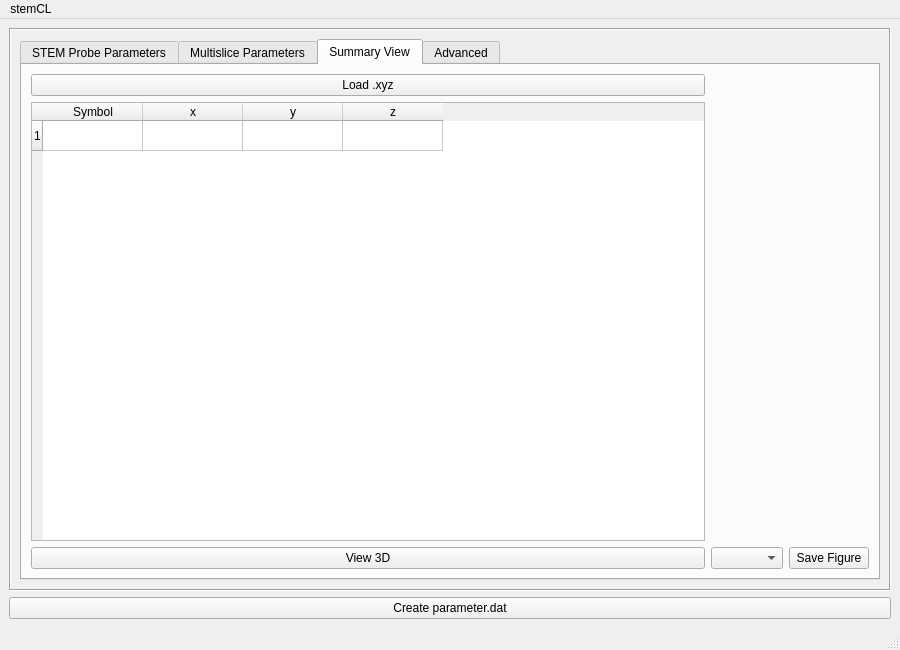
Old version of the form form.ui in the repository harripj/stemCL-GUI.
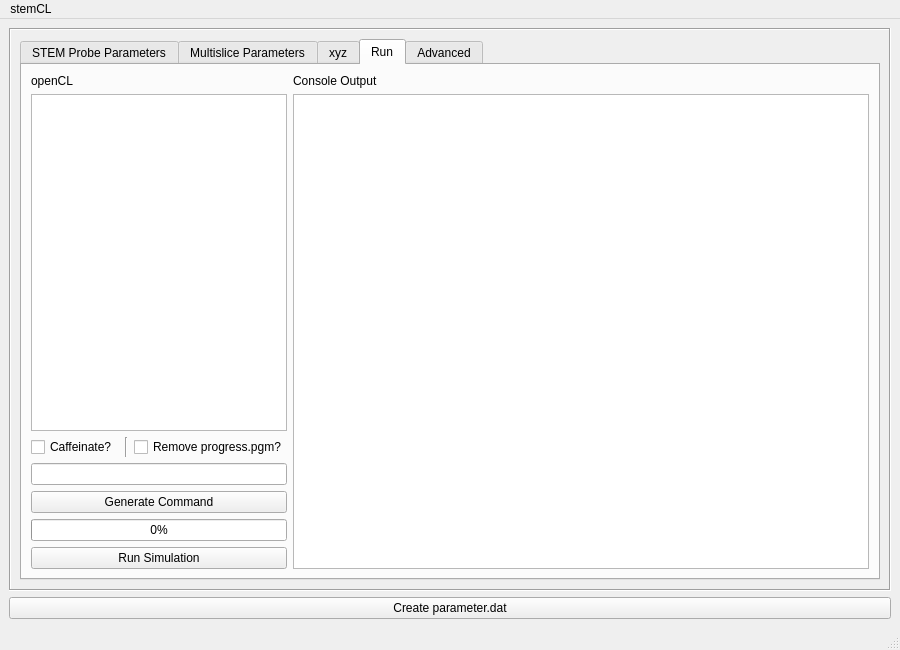
New version of the form.

The edit to the form file:
```diff
--- a/form.ui
+++ b/form.ui
@@ -26,8 +26,8 @@
      <height>200</height>
     </size>
    </property>
-   <layout class="QVBoxLayout" name="verticalLayout">
-    <item>
+   <layout class="QGridLayout" name="gridLayout_9">
+    <item row="0" column="0">
      <widget class="QFrame" name="frame">
       <property name="sizePolicy">
        <sizepolicy hsizetype="MinimumExpanding" vsizetype="MinimumExpanding">
@@ -42,10 +42,13 @@
        <enum>QFrame::Sunken</enum>
       </property>
       <layout class="QGridLayout" name="gridLayout_7">
-       <item row="0" column="1">
+       <item row="0" column="0">
         <widget class="QTabWidget" name="tabWidget">
          <property name="currentIndex">
-          <number>2</number>
+          <number>3</number>
+         </property>
+         <property name="elideMode">
+          <enum>Qt::ElideMiddle</enum>
          </property>
          <widget class="QWidget" name="tab_probe">
           <attribute name="title">
@@ -1252,7 +1255,7 @@
          </widget>
          <widget class="QWidget" name="tab_summary">
           <attribute name="title">
-           <string>Summary View</string>
+           <string>xyz</string>
           </attribute>
           <layout class="QGridLayout" name="gridLayout_2">
            <item row="0" column="0">
@@ -1330,6 +1333,92 @@
            </item>
           </layout>
          </widget>
+         <widget class="QWidget" name="tab_run">
+          <attribute name="title">
+           <string>Run</string>
+          </attribute>
+          <layout class="QGridLayout" name="gridLayout_13">
+           <item row="4" column="0" colspan="3">
+            <widget class="QPushButton" name="pushButton_generate_command">
+             <property name="text">
+              <string>Generate Command</string>
+             </property>
+            </widget>
+           </item>
+           <item row="3" column="0" colspan="3">
+            <widget class="QLineEdit" name="lineEdit_run_command">
+             <property name="readOnly">
+              <bool>true</bool>
+             </property>
+            </widget>
+           </item>
+           <item row="2" column="0">
+            <widget class="QCheckBox" name="checkBox_caffeinate">
+             <property name="text">
+              <string>Caffeinate?</string>
+             </property>
+            </widget>
+           </item>
+           <item row="6" column="0" colspan="3">
+            <widget class="QPushButton" name="pushButton_run_command">
+             <property name="text">
+              <string>Run Simulation</string>
+             </property>
+            </widget>
+           </item>
+           <item row="1" column="0" colspan="3">
+            <widget class="QTreeView" name="treeView_openCL"/>
+           </item>
+           <item row="2" column="1">
+            <widget class="Line" name="line_5">
+             <property name="orientation">
+              <enum>Qt::Vertical</enum>
+             </property>
+            </widget>
+           </item>
+           <item row="0" column="0">
+            <widget class="QLabel" name="label_46">
+             <property name="text">
+              <string>openCL</string>
+             </property>
+            </widget>
+           </item>
+           <item row="1" column="8" rowspan="6">
+            <widget class="QTextEdit" name="textEdit_console">
+             <property name="readOnly">
+              <bool>true</bool>
+             </property>
+             <property name="acceptRichText">
+              <bool>true</bool>
+             </property>
+            </widget>
+           </item>
+           <item row="0" column="8">
+            <widget class="QLabel" name="label_48">
+             <property name="text">
+              <string>Console Output</string>
+             </property>
+            </widget>
+           </item>
+           <item row="2" column="2">
+            <widget class="QCheckBox" name="checkBox_remove_progress_pgm">
+             <property name="text">
+              <string>Remove progress.pgm?</string>
+             </property>
+             <property name="checked">
+              <bool>false</bool>
+             </property>
+            </widget>
+           </item>
+           <item row="5" column="0" colspan="3">
+            <widget class="QProgressBar" name="progressBar">
+             <property name="value">
+              <number>0</number>
+             </property>
+            </widget>
+           </item>
+          </layout>
+         </widget>
          <widget class="QWidget" name="tab_advanced">
           <attribute name="title">
            <string>Advanced</string>
```
Left out of the diff: 245 changed lines with no effect on the pictures.
